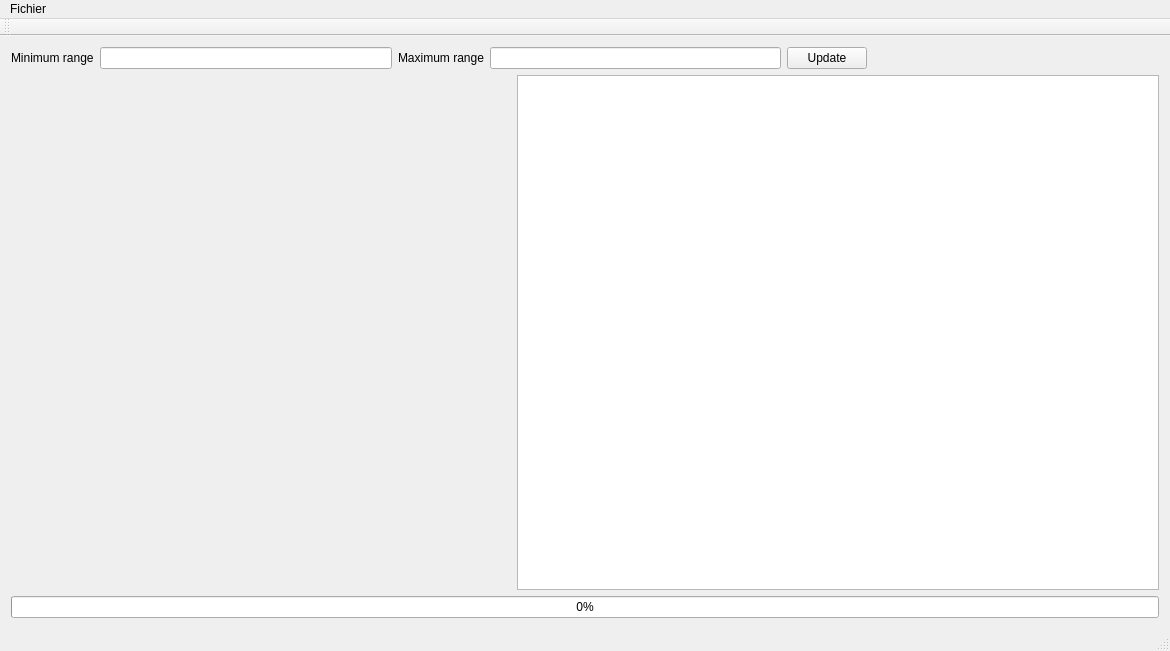
First picture: the form in BrainActivityVisualization/gmainwindow.ui, repository 18David/BrainActivityVisualization, before the edit.
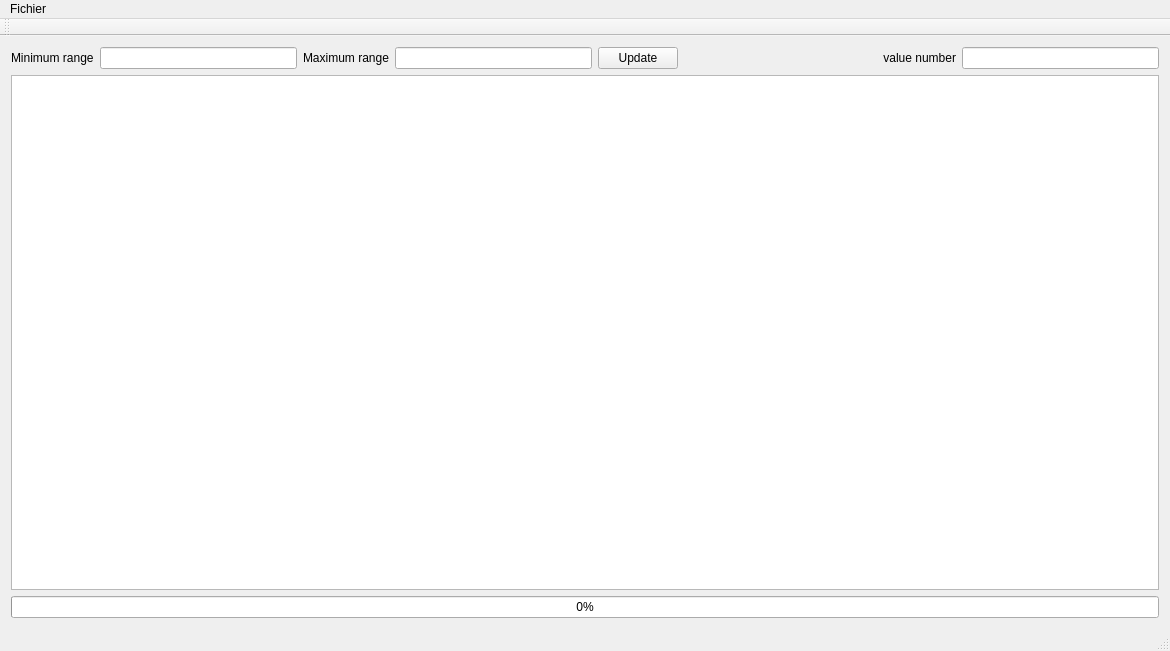
Second picture: the form after the edit.

What changed in the file:
```diff
--- a/BrainActivityVisualization/gmainwindow.ui
+++ b/BrainActivityVisualization/gmainwindow.ui
@@ -22,15 +22,29 @@
       </property>
      </widget>
     </item>
-    <item row="0" column="0">
-     <layout class="QGridLayout" name="gridLayout_2" columnstretch="0,0,0,0,0,0">
-      <item row="3" column="0">
-       <widget class="QLabel" name="label">
+    <item row="1" column="0">
+     <layout class="QGridLayout" name="gridLayout_3">
+      <property name="leftMargin">
+       <number>0</number>
+      </property>
+      <property name="topMargin">
+       <number>0</number>
+      </property>
+      <item row="1" column="1">
+       <layout class="QGridLayout" name="gridLayout_2" columnstretch="0,0,0,0,0,0,0,0">
+        <item row="3" column="6">
+         <widget class="QLabel" name="label_3">
         <property name="text">
-         <string>Minimum range</string>
+           <string> value number</string>
         </property>
        </widget>
       </item>
+        <item row="3" column="1">
+         <widget class="QLineEdit" name="lineEditMiniRange"/>
+        </item>
+        <item row="3" column="3">
+         <widget class="QLineEdit" name="lineEditMaxRange"/>
+        </item>
       <item row="3" column="2">
        <widget class="QLabel" name="label_2">
         <property name="text">
@@ -45,11 +59,12 @@
         </property>
        </widget>
       </item>
-      <item row="3" column="1">
-       <widget class="QLineEdit" name="lineEditMiniRange"/>
-      </item>
-      <item row="3" column="3">
-       <widget class="QLineEdit" name="lineEditMaxRange"/>
+        <item row="3" column="0">
+         <widget class="QLabel" name="label">
+          <property name="text">
+           <string>Minimum range</string>
+          </property>
+         </widget>
       </item>
       <item row="3" column="5">
        <spacer name="horizontalSpacer">
@@ -64,29 +79,14 @@
         </property>
        </spacer>
       </item>
-     </layout>
-    </item>
-    <item row="1" column="0">
-     <layout class="QGridLayout" name="gridLayout_3">
-      <property name="leftMargin">
-       <number>0</number>
-      </property>
-      <property name="topMargin">
-       <number>0</number>
-      </property>
-      <item row="1" column="2">
+        <item row="3" column="7">
+         <widget class="QLineEdit" name="value_number"/>
+        </item>
+       </layout>
+      </item>
+      <item row="2" column="1">
        <widget class="QTableWidget" name="tableWidget"/>
       </item>
-      <item row="1" column="1">
-       <widget class="QWidget" name="QWidgetpaint" native="true">
-        <property name="minimumSize">
-         <size>
-          <width>500</width>
-          <height>0</height>
-         </size>
-        </property>
-       </widget>
-      </item>
      </layout>
     </item>
    </layout>
```
Lines whose indentation alone changed are shown as unchanged.
